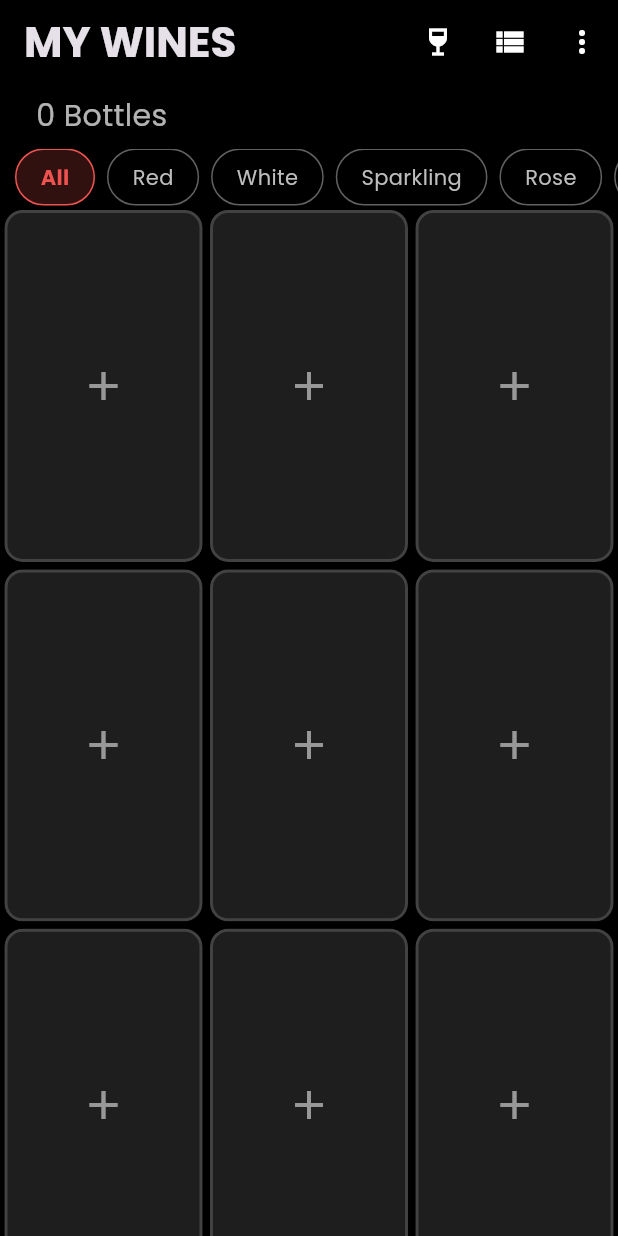
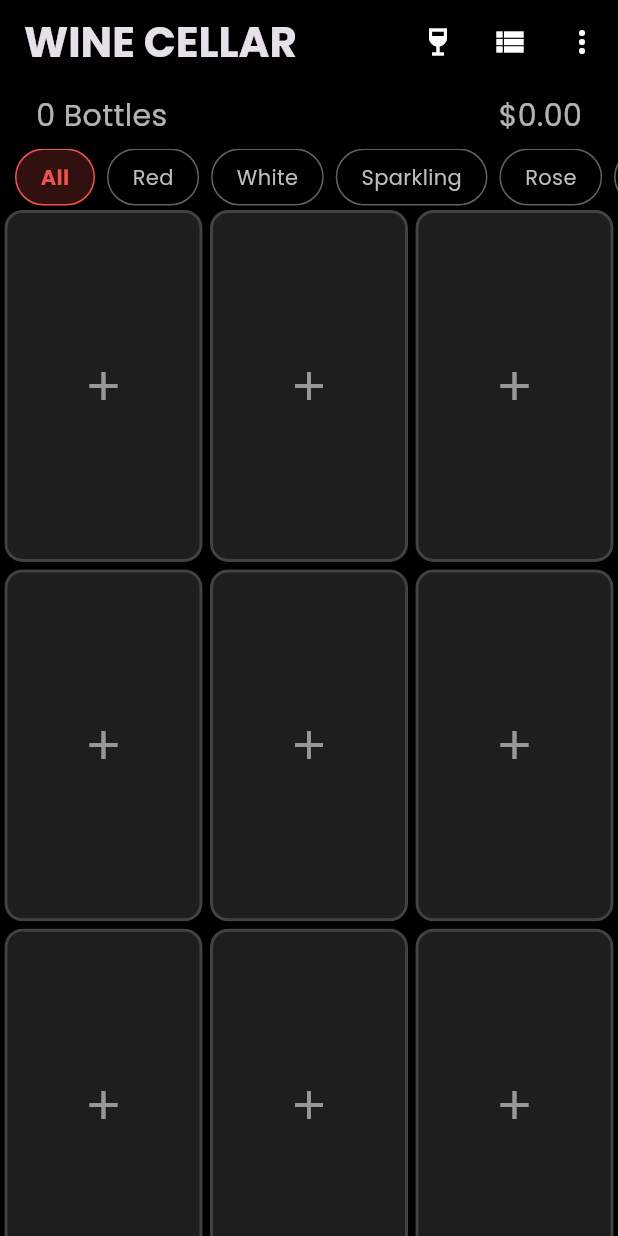
Before and after one commit to kozlovski26/WineStocker, a Flutter app: the screen it shows once a user with an empty profile is signed in, after a tap on "Cancel", on a phone screen of 412 x 824 dp. Run offline on Flutter 3.47's test engine with Material 3 defaults, Android fonts, the phone set to English and light mode, and no system bars; our stand-ins replace cached_network_image, camera, cloud_firestore, firebase_auth, firebase_core, firebase_storage and 4 more; accounts and stored records are empty; statements that could not run were skipped.

```diff
--- a/wine_inventory/lib/features/wine_collection/presentation/screens/wine_grid_screen.dart
+++ b/wine_inventory/lib/features/wine_collection/presentation/screens/wine_grid_screen.dart
@@ -1,5 +1,6 @@
 import 'package:flutter/material.dart';
 import 'package:wine_inventory/core/models/wine_type.dart';
+import 'package:wine_inventory/core/models/currency.dart';
 import 'package:wine_inventory/features/auth/presentation/providers/auth_provider.dart';
 import 'package:wine_inventory/features/wine_collection/data/repositories/wine_repository.dart';
 import 'package:wine_inventory/features/wine_collection/domain/models/wine_bottle.dart';
@@ -150,7 +151,7 @@ class WineGridScreenState extends State<WineGridScreen>
       BuildContext context, WineManager wineManager) {
     return AppBar(
       title: Text(
-        'MY WINES',
+        'WINE CELLAR',
         style: Theme.of(context).textTheme.headlineMedium?.copyWith(
               fontWeight: FontWeight.bold,
             ),
@@ -176,14 +177,33 @@ class WineGridScreenState extends State<WineGridScreen>
   }
 
   Widget _buildBottleCount(WineManager wineManager) {
+    final totalValue = wineManager.grid
+        .expand((row) => row)
+        .where((bottle) => !bottle.isEmpty)
+        .fold(0.0, (sum, bottle) => sum + (bottle.price ?? 0));
+
+    final currencySymbol = wineManager.settings?.currency?.symbol ?? Currency.USD.symbol;
+
     return Padding(
       padding: const EdgeInsets.symmetric(horizontal: 24, vertical: 7),
-      child: Text(
-        '${wineManager.totalBottles} Bottles',
-        style: const TextStyle(
-          fontSize: 20,
-          color: Colors.white70,
-        ),
+      child: Row(
+        mainAxisAlignment: MainAxisAlignment.spaceBetween,
+        children: [
+          Text(
+            '${wineManager.totalBottles} Bottles',
+            style: const TextStyle(
+              fontSize: 20,
+              color: Colors.white70,
+            ),
+          ),
+          Text(
+            '$currencySymbol${totalValue.toStringAsFixed(2)}',
+            style: const TextStyle(
+              fontSize: 20,
+              color: Colors.white70,
+            ),
+          ),
+        ],
       ),
     );
   }
@@ -295,29 +315,37 @@ class WineGridScreenState extends State<WineGridScreen>
 
     final screenWidth = MediaQuery.of(context).size.width;
     const maxVisibleColumns = 4;
-    final cardWidth = wineManager.settings.columns <= maxVisibleColumns
-        ? screenWidth / wineManager.settings.columns
+    final settings = wineManager.settings;
+    if (settings == null) {
+      return const Center(
+        child: CircularProgressIndicator(),
+      );
+    }
+
+    final columns = settings.columns;
+    final cardWidth = columns <= maxVisibleColumns
+        ? screenWidth / columns
         : screenWidth / maxVisibleColumns;
-    final cardAspectRatio = wineManager.settings.cardAspectRatio ?? 0.57;
+    final cardAspectRatio = settings.cardAspectRatio;
 
     return SingleChildScrollView(
       scrollDirection: Axis.horizontal,
       child: SizedBox(
-        width: wineManager.settings.columns <= maxVisibleColumns
+        width: columns <= maxVisibleColumns
             ? screenWidth
-            : cardWidth * wineManager.settings.columns,
+            : cardWidth * columns,
         child: GridView.builder(
           padding: const EdgeInsets.all(1),
           gridDelegate: SliverGridDelegateWithFixedCrossAxisCount(
-            crossAxisCount: wineManager.settings.columns,
+            crossAxisCount: columns,
             childAspectRatio: cardAspectRatio,
             crossAxisSpacing: 1,
             mainAxisSpacing: 1,
           ),
-          itemCount: wineManager.settings.rows * wineManager.settings.columns,
+          itemCount: settings.rows * columns,
           itemBuilder: (context, index) {
-            final row = index ~/ wineManager.settings.columns;
-            final col = index % wineManager.settings.columns;
+            final row = index ~/ columns;
+            final col = index % columns;
 
             if (row >= wineManager.grid.length ||
                 col >= wineManager.grid[row].length) {
@@ -332,7 +360,7 @@ class WineGridScreenState extends State<WineGridScreen>
                 color: Colors.black12,
                 child: Center(
                   child: Icon(
-                    Icons.liquor_outlined,
+                    Icons.wine_bar_outlined,
                     color: Colors.grey[700],
                     size: 32,
                   ),
```
Also changed, not shown: wine_inventory/lib/features/wine_collection/presentation/dialogs/drunk_wines_dialog.dart (+57 -4 lines).
